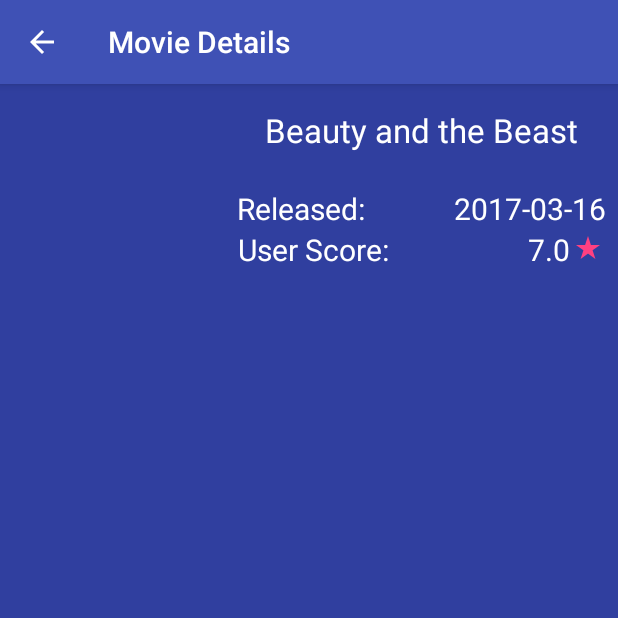
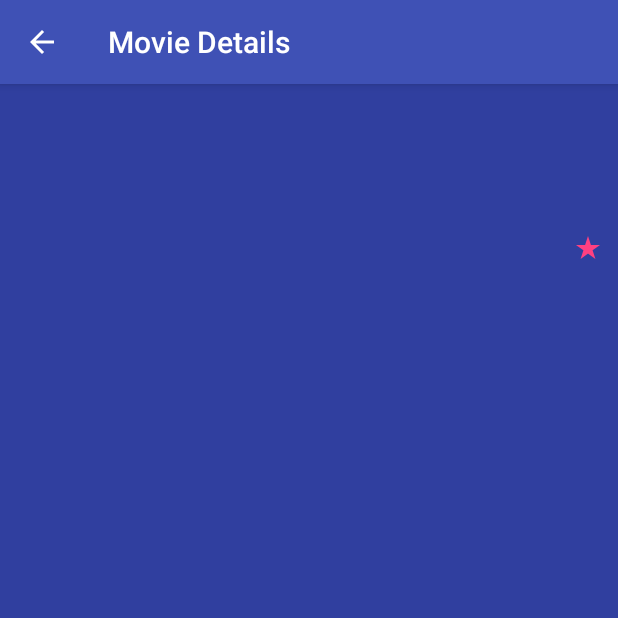
Before and after one commit to luishts/MyPopularMovies, an Android app: the MovieDetailActivity screen opened directly, with no data from a screen before it, on a phone screen of 412 x 824 dp, the top half of it. Run offline under Robolectric (Android 15) with nearby library versions, the phone set to English and light mode, and no system bars; our stand-ins replace Picasso; pictures from the network do not load.

Commit message:
new changes

```diff
--- a/app/src/main/res/layout/activity_movie_detail.xml
+++ b/app/src/main/res/layout/activity_movie_detail.xml
@@ -27,7 +27,6 @@
             android:layout_marginTop="@dimen/min_margin"
             android:layout_toRightOf="@+id/poster"
             android:gravity="center"
-            android:text="Beauty and the Beast"
             android:textColor="@color/white"
             android:textSize="@dimen/title_size" />
 
@@ -37,7 +36,6 @@
             android:layout_height="wrap_content"
             android:layout_below="@+id/title"
             android:layout_toRightOf="@+id/poster"
-            android:text="Released:"
             android:textColor="@color/white"
             android:textSize="@dimen/date_size" />
 
@@ -50,7 +48,6 @@
             android:layout_below="@+id/title"
             android:layout_toRightOf="@+id/release_date_label"
             android:gravity="right"
-            android:text="2017-03-16"
             android:textColor="@color/white"
             android:textSize="@dimen/date_size" />
 
@@ -61,7 +58,6 @@
             android:layout_below="@+id/release_date"
             android:layout_toRightOf="@+id/poster"
             android:gravity="right"
-            android:text="User Score:"
             android:textColor="@color/white"
             android:textSize="@dimen/date_size" />
 
@@ -80,7 +76,6 @@
                 android:layout_width="wrap_content"
                 android:layout_height="wrap_content"
                 android:layout_gravity="center"
-                android:text="7.0"
                 android:textColor="@color/white"
                 android:textSize="@dimen/vote_size" />
 
```
